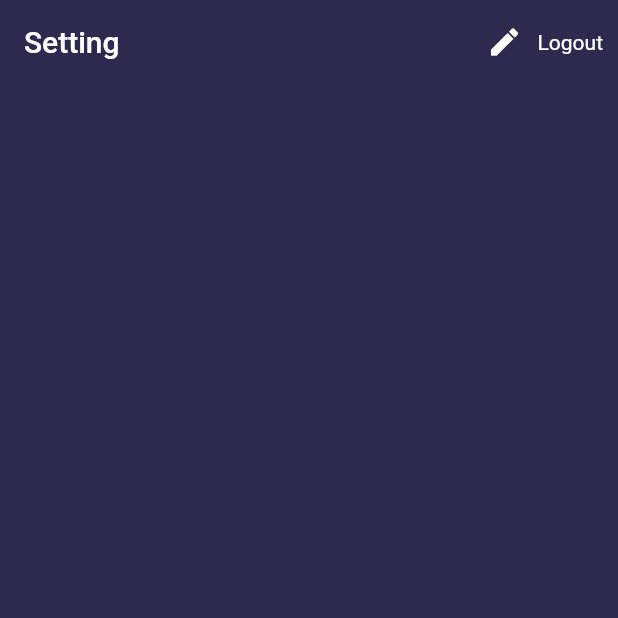
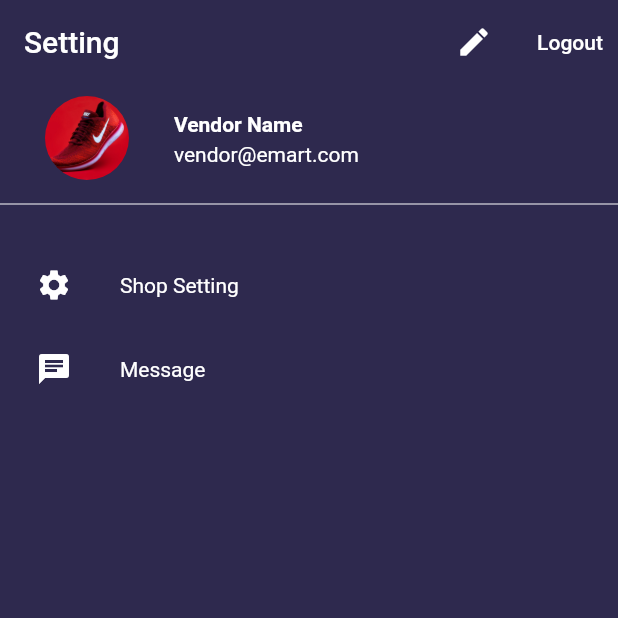
Before and after one commit to abdGhost/emart_seller, a Flutter app: the ProfileScreen screen opened directly, on a phone screen of 412 x 824 dp, the top half of it. Run offline on Flutter 3.47's test engine with Material 2 defaults, Android fonts, the phone set to English and light mode, and no system bars; our stand-ins replace firebase_core, get, velocity_x; accounts and stored records are empty.

Commit message:
Created profile_screen and edit_profile screen

```diff
--- a/lib/const/lists.dart
+++ b/lib/const/lists.dart
@@ -1,9 +1,10 @@
 import 'package:emart_seller/const/const.dart';
 
 const profileIconList = [shopSettingIcon, chatIcon, accountIcon];
-
 const profileIconsTitle = [shopSetting, message, logout];
 
 const popupMenuTitles = [featured, edit, remove];
+const popupMenuIcons = [Icons.featured_play_list, Icons.edit, Icons.delete];
 
-const popupMenuIcons = [Icons.featured_play_list, Icons.edit, Icons.delete];
+const profileButtonTitle = [shopSetting, message];
+const profileButtonIcons = [Icons.settings, Icons.chat];
--- a/lib/const/strings.dart
+++ b/lib/const/strings.dart
@@ -4,7 +4,7 @@ const appname = "eMart Seller App",
     email = "Email",
     emailHint = "vender@gmail.com",
     password = "Password",
-    paswwordHint = "******",
+    passwordHint = "******",
     forgotPassword = "Forgot Password",
     anyProblem = "In case of any difficulty, contact administration",
     credit = "@Ghost";
@@ -34,5 +34,11 @@ const nameHint = "eg. Vendor Name",
     description = "Description",
     mobile = "Shop Mobile",
     website = "Shop Website",
-    name = "Shop Name",
+    shopName = "Shop Name",
     address = "Shop Address";
+
+// Profile String
+const save = 'Save',
+    editProfile = 'Edit Profile',
+    userName = "Username",
+    confirmPassword = "Confirm Password";
--- a/lib/views/auth_screen/login_screen.dart
+++ b/lib/views/auth_screen/login_screen.dart
@@ -64,7 +64,7 @@ class LoginScreen extends StatelessWidget {
                         Icons.lock,
                         color: purpleColor,
                       ),
-                      hintText: paswwordHint,
+                      hintText: passwordHint,
                     ),
                   ),
                   10.heightBox,
--- a/lib/views/profile_screens/profile_screen.dart
+++ b/lib/views/profile_screens/profile_screen.dart
@@ -1,5 +1,7 @@
 import 'package:emart_seller/const/const.dart';
+import 'package:emart_seller/views/profile_screens/edit_profile_screen.dart';
 import 'package:emart_seller/widgets/text_styles.dart';
+import 'package:get/get.dart';
 
 class ProfileScreen extends StatelessWidget {
   const ProfileScreen({super.key});
@@ -11,10 +13,49 @@ class ProfileScreen extends StatelessWidget {
         automaticallyImplyLeading: false,
         title: settingText.text.make(),
         actions: [
-          const Icon(Icons.edit, color: white),
-          10.widthBox,
-          Center(child: normalText(text: logout, color: white)),
-          10.widthBox,
+          TextButton(
+              onPressed: () {
+                Get.to(() => const EditProfileScreen());
+              },
+              child: const Icon(
+                Icons.edit,
+                color: white,
+              )),
+          TextButton(
+            onPressed: () {},
+            child: normalText(text: logout),
+          )
+        ],
+      ),
+      body: Column(
+        children: [
+          ListTile(
+            leading: Image.asset(productIcon)
+                .box
+                .roundedFull
+                .clip(Clip.antiAlias)
+                .make(),
+            title: boldText(
+              text: "Vendor Name",
+            ),
+            subtitle: normalText(text: "vendor@emart.com"),
+          ),
+          const Divider(
+            color: white,
+          ),
+          10.heightBox,
+          Padding(
+            padding: const EdgeInsets.all(8.0),
+            child: Column(
+              children: List.generate(
+                profileButtonIcons.length,
+                (index) => ListTile(
+                  leading: Icon(profileButtonIcons[index], color: white),
+                  title: normalText(text: profileButtonTitle[index]),
+                ),
+              ),
+            ),
+          )
         ],
       ),
     );
```
Also changed, not shown: lib/views/profile_screens/edit_profile_screen.dart (added, +54 -0 lines), lib/widgets/custom_textfield_widget.dart (added, +25 -0 lines), 4 other files.
